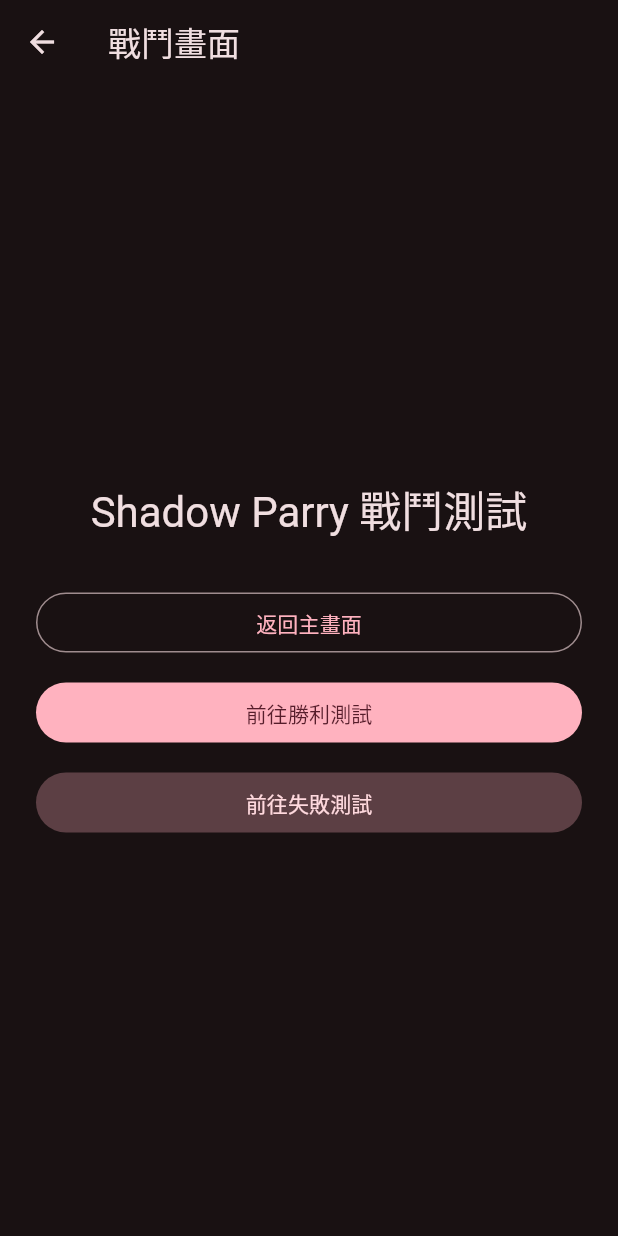
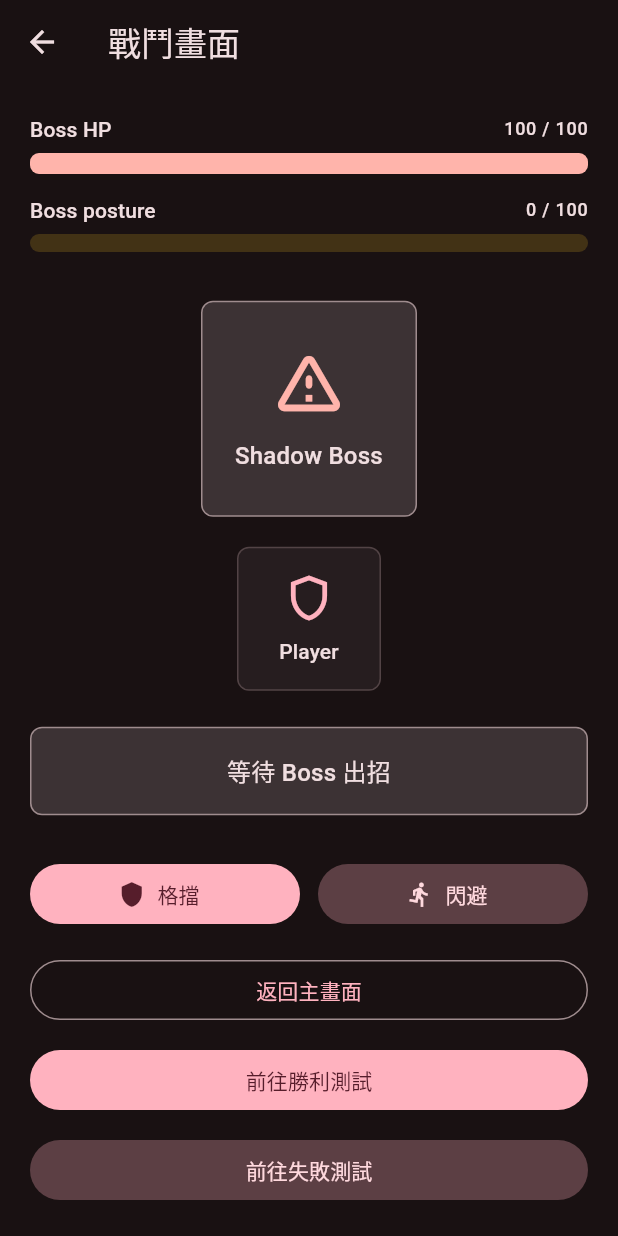
Before and after one commit to 94SungLA/flutter_shadow_parry, a Flutter app: the BattleScreen screen opened directly, on a phone screen of 412 x 824 dp. Run offline on Flutter 3.47's test engine with Material 3 defaults, Android fonts, the light colour scheme and no system bars.

Commit message:
Build static battle UI

```diff
--- a/lib/screens/battle_screen.dart
+++ b/lib/screens/battle_screen.dart
@@ -1,5 +1,9 @@
 import 'package:flutter/material.dart';
 
+import '../widgets/boss_panel.dart';
+import '../widgets/player_action_panel.dart';
+import '../widgets/posture_bar.dart';
+import '../widgets/stat_bar.dart';
 import 'result_screen.dart';
 
 class BattleScreen extends StatelessWidget {
@@ -7,6 +11,8 @@
 
   @override
   Widget build(BuildContext context) {
+    final colorScheme = Theme.of(context).colorScheme;
+
     return Scaffold(
       appBar: AppBar(
         title: const Text('戰鬥畫面'),
@@ -19,19 +25,50 @@
         ),
       ),
       body: SafeArea(
-        child: Center(
         child: Padding(
-            padding: const EdgeInsets.all(24),
+          padding: const EdgeInsets.all(20),
           child: Column(
-              mainAxisAlignment: MainAxisAlignment.center,
             crossAxisAlignment: CrossAxisAlignment.stretch,
             children: [
-                Text(
-                  'Shadow Parry 戰鬥測試',
+              StatBar(
+                label: 'Boss HP',
+                value: 100,
+                maxValue: 100,
+                color: colorScheme.error,
+              ),
+              const SizedBox(height: 14),
+              const PostureBar(value: 0, maxValue: 100),
+              const SizedBox(height: 24),
+              Expanded(
+                child: Center(
+                  child: SingleChildScrollView(
+                    child: Column(
+                      mainAxisSize: MainAxisSize.min,
+                      crossAxisAlignment: CrossAxisAlignment.stretch,
+                      children: [
+                        const BossPanel(),
+                        const SizedBox(height: 24),
+                        Container(
+                          padding: const EdgeInsets.all(16),
+                          decoration: BoxDecoration(
+                            border: Border.all(color: colorScheme.outline),
+                            borderRadius: BorderRadius.circular(8),
+                            color: colorScheme.surfaceContainerHighest,
+                          ),
+                          child: Text(
+                            '等待 Boss 出招',
                             textAlign: TextAlign.center,
-                  style: Theme.of(context).textTheme.headlineMedium,
+                            style: Theme.of(context).textTheme.titleMedium,
                           ),
-                const SizedBox(height: 32),
+                        ),
+                      ],
+                    ),
+                  ),
+                ),
+              ),
+              const SizedBox(height: 20),
+              PlayerActionPanel(onParry: () {}, onDodge: () {}),
+              const SizedBox(height: 16),
               OutlinedButton(
                 onPressed: () {
                   Navigator.of(context).pop();
@@ -66,7 +103,6 @@
           ),
         ),
       ),
-      ),
     );
   }
 }
--- /dev/null
+++ b/lib/widgets/boss_panel.dart
@@ -0,0 +1,63 @@
+import 'package:flutter/material.dart';
+
+class BossPanel extends StatelessWidget {
+  const BossPanel({super.key});
+
+  @override
+  Widget build(BuildContext context) {
+    final textTheme = Theme.of(context).textTheme;
+    final colorScheme = Theme.of(context).colorScheme;
+
+    return Column(
+      children: [
+        Container(
+          width: 144,
+          height: 144,
+          decoration: BoxDecoration(
+            color: colorScheme.surfaceContainerHighest,
+            border: Border.all(color: colorScheme.outline),
+            borderRadius: BorderRadius.circular(8),
+          ),
+          child: Column(
+            mainAxisAlignment: MainAxisAlignment.center,
+            children: [
+              Icon(
+                Icons.warning_amber_rounded,
+                size: 52,
+                color: colorScheme.error,
+              ),
+              const SizedBox(height: 12),
+              Text(
+                'Shadow Boss',
+                style: textTheme.titleMedium,
+                textAlign: TextAlign.center,
+              ),
+            ],
+          ),
+        ),
+        const SizedBox(height: 20),
+        Container(
+          width: 96,
+          height: 96,
+          decoration: BoxDecoration(
+            color: colorScheme.surfaceContainer,
+            border: Border.all(color: colorScheme.outlineVariant),
+            borderRadius: BorderRadius.circular(8),
+          ),
+          child: Column(
+            mainAxisAlignment: MainAxisAlignment.center,
+            children: [
+              Icon(Icons.shield_outlined, size: 36, color: colorScheme.primary),
+              const SizedBox(height: 8),
+              Text(
+                'Player',
+                style: textTheme.labelLarge,
+                textAlign: TextAlign.center,
+              ),
+            ],
+          ),
+        ),
+      ],
+    );
+  }
+}
--- /dev/null
+++ b/lib/widgets/player_action_panel.dart
@@ -0,0 +1,35 @@
+import 'package:flutter/material.dart';
+
+class PlayerActionPanel extends StatelessWidget {
+  const PlayerActionPanel({
+    super.key,
+    required this.onParry,
+    required this.onDodge,
+  });
+
+  final VoidCallback onParry;
+  final VoidCallback onDodge;
+
+  @override
+  Widget build(BuildContext context) {
+    return Row(
+      children: [
+        Expanded(
+          child: FilledButton.icon(
+            onPressed: onParry,
+            icon: const Icon(Icons.shield),
+            label: const Text('格擋'),
+          ),
+        ),
+        const SizedBox(width: 12),
+        Expanded(
+          child: FilledButton.tonalIcon(
+            onPressed: onDodge,
+            icon: const Icon(Icons.directions_run),
+            label: const Text('閃避'),
+          ),
+        ),
+      ],
+    );
+  }
+}
--- /dev/null
+++ b/lib/widgets/posture_bar.dart
@@ -0,0 +1,45 @@
+import 'package:flutter/material.dart';
+
+class PostureBar extends StatelessWidget {
+  const PostureBar({super.key, required this.value, required this.maxValue});
+
+  final int value;
+  final int maxValue;
+
+  double get _progress {
+    if (maxValue <= 0) {
+      return 0;
+    }
+
+    return (value / maxValue).clamp(0, 1).toDouble();
+  }
+
+  @override
+  Widget build(BuildContext context) {
+    final textTheme = Theme.of(context).textTheme;
+    const postureColor = Color(0xFFE6B422);
+
+    return Column(
+      crossAxisAlignment: CrossAxisAlignment.stretch,
+      children: [
+        Row(
+          mainAxisAlignment: MainAxisAlignment.spaceBetween,
+          children: [
+            Text('Boss posture', style: textTheme.labelLarge),
+            Text('$value / $maxValue', style: textTheme.labelMedium),
+          ],
+        ),
+        const SizedBox(height: 6),
+        ClipRRect(
+          borderRadius: BorderRadius.circular(6),
+          child: LinearProgressIndicator(
+            minHeight: 12,
+            value: _progress,
+            color: postureColor,
+            backgroundColor: postureColor.withValues(alpha: 0.2),
+          ),
+        ),
+      ],
+    );
+  }
+}
--- /dev/null
+++ b/lib/widgets/stat_bar.dart
@@ -0,0 +1,52 @@
+import 'package:flutter/material.dart';
+
+class StatBar extends StatelessWidget {
+  const StatBar({
+    super.key,
+    required this.label,
+    required this.value,
+    required this.maxValue,
+    required this.color,
+  });
+
+  final String label;
+  final int value;
+  final int maxValue;
+  final Color color;
+
+  double get _progress {
+    if (maxValue <= 0) {
+      return 0;
+    }
+
+    return (value / maxValue).clamp(0, 1).toDouble();
+  }
+
+  @override
+  Widget build(BuildContext context) {
+    final textTheme = Theme.of(context).textTheme;
+
+    return Column(
+      crossAxisAlignment: CrossAxisAlignment.stretch,
+      children: [
+        Row(
+          mainAxisAlignment: MainAxisAlignment.spaceBetween,
+          children: [
+            Text(label, style: textTheme.labelLarge),
+            Text('$value / $maxValue', style: textTheme.labelMedium),
+          ],
+        ),
+        const SizedBox(height: 6),
+        ClipRRect(
+          borderRadius: BorderRadius.circular(6),
+          child: LinearProgressIndicator(
+            minHeight: 14,
+            value: _progress,
+            color: color,
+            backgroundColor: color.withValues(alpha: 0.2),
+          ),
+        ),
+      ],
+    );
+  }
+}
```
Lines whose indentation alone changed are shown as unchanged.
